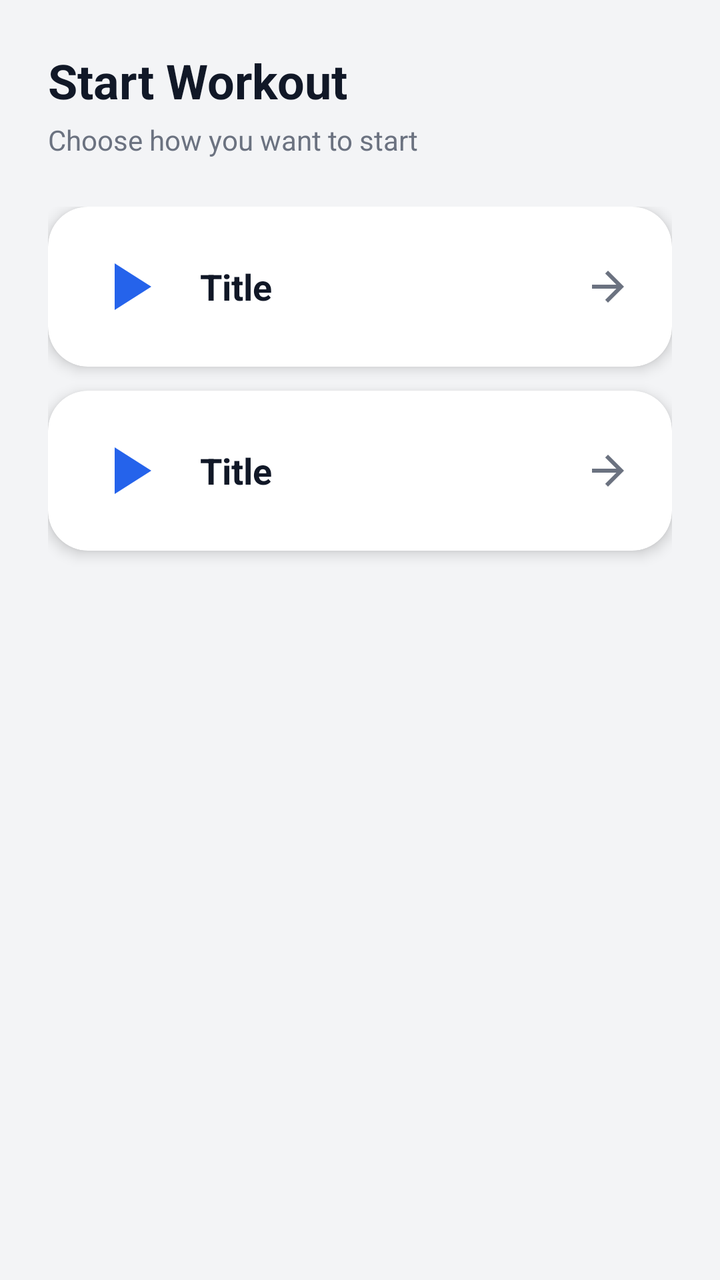
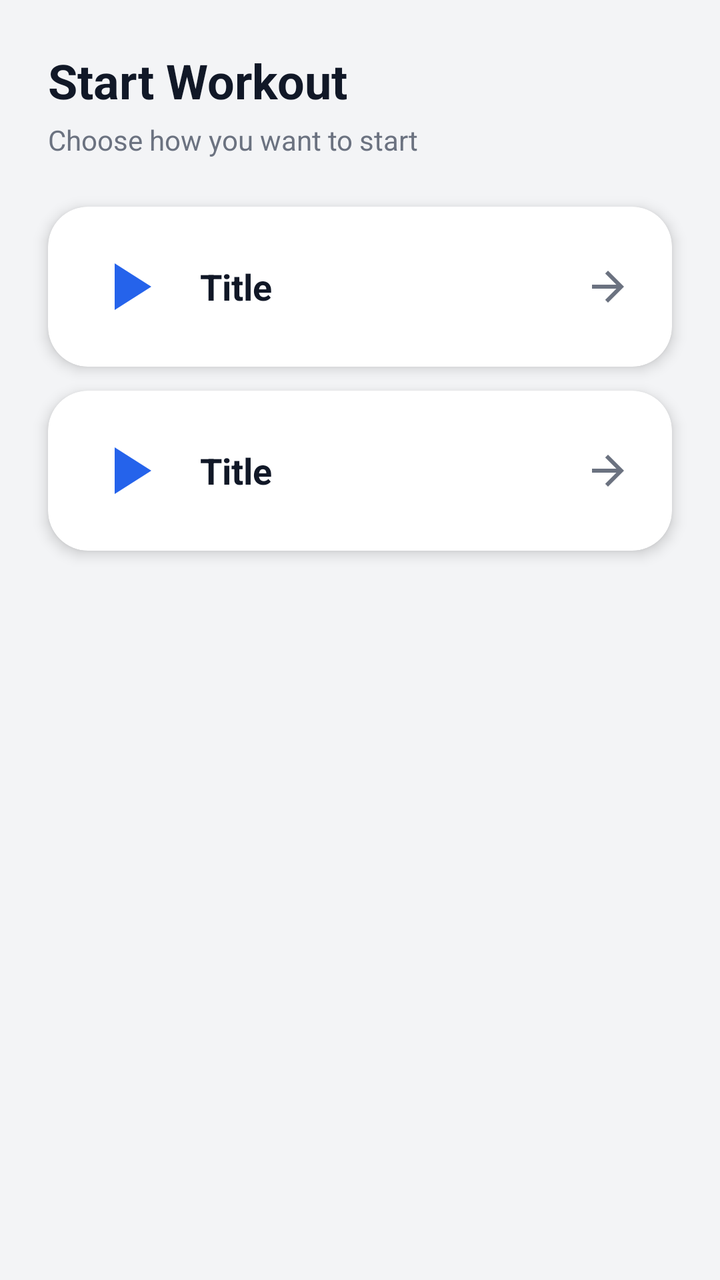

An Android layout rendered at two revisions. The XML below is the earlier revision; the diff shows what the commit changed to produce the second picture.
<!-- AndroidManifest.xml: application theme Theme.Fitness -->
<!-- res/layout/bottom_sheet_select_workout_mode.xml -->
<?xml version="1.0" encoding="utf-8"?>
<androidx.coordinatorlayout.widget.CoordinatorLayout xmlns:android="http://schemas.android.com/apk/res/android"
    xmlns:app="http://schemas.android.com/apk/res-auto"
    android:layout_width="match_parent"
    android:layout_height="wrap_content"
    android:background="@color/fitness_background">

    <LinearLayout
        android:layout_width="match_parent"
        android:layout_height="wrap_content"
        android:orientation="vertical"
        android:padding="24dp"
        android:fitsSystemWindows="false">

        
        <TextView
            android:id="@+id/text_header_title"
            android:layout_width="wrap_content"
            android:layout_height="wrap_content"
            android:text="Start Workout"
            android:textColor="@color/fitness_text_primary"
            android:textSize="24sp"
            android:textStyle="bold" />

        <TextView
            android:id="@+id/text_header_subtitle"
            android:layout_width="wrap_content"
            android:layout_height="wrap_content"
            android:layout_marginTop="4dp"
            android:layout_marginBottom="24dp"
            android:text="Choose how you want to start"
            android:textColor="@color/fitness_text_secondary"
            android:textSize="14sp" />

        
        <LinearLayout
            android:id="@+id/layout_main_tiles"
            android:layout_width="match_parent"
            android:layout_height="wrap_content"
            android:orientation="vertical">

            
            <include
                android:id="@+id/tile_custom"
                layout="@layout/item_workout_mode_tile" />

            
            <include
                android:id="@+id/tile_plan"
                layout="@layout/item_workout_mode_tile" />
        </LinearLayout>

        
        <LinearLayout
            android:id="@+id/layout_plan_list"
            android:layout_width="match_parent"
            android:layout_height="wrap_content"
            android:layout_marginTop="16dp"
            android:orientation="vertical"
            android:visibility="gone">

            
            <androidx.cardview.widget.CardView
                android:id="@+id/card_continue_rotation"
                android:layout_width="match_parent"
                android:layout_height="wrap_content"
                android:layout_marginBottom="16dp"
                android:visibility="gone"
                app:cardBackgroundColor="@color/fitness_primary"
                app:cardCornerRadius="12dp"
                app:cardElevation="4dp">

                <LinearLayout
                    android:layout_width="match_parent"
                    android:layout_height="wrap_content"
                    android:clickable="true"
                    android:focusable="true"
                    android:foreground="?attr/selectableItemBackground"
                    android:orientation="vertical"
                    android:padding="16dp">

                    <TextView
                        android:id="@+id/text_continue_label"
                        android:layout_width="wrap_content"
                        android:layout_height="wrap_content"
                        android:text="Continue Rotation"
                        android:textColor="@color/white"
                        android:textSize="12sp"
                        android:alpha="0.8" />

                    <TextView
                        android:id="@+id/text_continue_plan_set_name"
                        android:layout_width="wrap_content"
                        android:layout_height="wrap_content"
                        android:textColor="@color/white"
                        android:textSize="17sp"
                        android:textStyle="bold" />

                    <TextView
                        android:id="@+id/text_continue_next_plan"
                        android:layout_width="wrap_content"
                        android:layout_height="wrap_content"
                        android:layout_marginTop="2dp"
                        android:textColor="@color/white"
                        android:textSize="13sp"
                        android:alpha="0.85" />
                </LinearLayout>
            </androidx.cardview.widget.CardView>

            
            <TextView
                android:id="@+id/text_plan_list_title"
                android:layout_width="wrap_content"
                android:layout_height="wrap_content"
                android:layout_marginBottom="12dp"
                android:text="Individual Plans"
                android:textColor="@color/fitness_text_primary"
                android:textSize="16sp"
                android:textStyle="bold" />

            <androidx.recyclerview.widget.RecyclerView
                android:id="@+id/recycler_view_plans"
                android:layout_width="match_parent"
                android:layout_height="wrap_content"
                android:nestedScrollingEnabled="false" />

            <TextView
                android:id="@+id/text_empty_plans"
                android:layout_width="wrap_content"
                android:layout_height="wrap_content"
                android:layout_marginTop="16dp"
                android:layout_gravity="center"
                android:text="No plans available. Create one from the Plans screen."
                android:textColor="@color/fitness_text_secondary"
                android:textSize="14sp"
                android:visibility="gone" />

            
            <TextView
                android:id="@+id/text_rotations_title"
                android:layout_width="wrap_content"
                android:layout_height="wrap_content"
                android:layout_marginTop="20dp"
                android:layout_marginBottom="12dp"
                android:text="Plan Rotations"
                android:textColor="@color/fitness_text_primary"
                android:textSize="16sp"
                android:textStyle="bold"
                android:visibility="gone" />

            <androidx.recyclerview.widget.RecyclerView
                android:id="@+id/recycler_view_plan_sets"
                android:layout_width="match_parent"
                android:layout_height="wrap_content"
                android:nestedScrollingEnabled="false"
                android:visibility="gone" />
        </LinearLayout>
    </LinearLayout>
</androidx.coordinatorlayout.widget.CoordinatorLayout>
<!-- res/layout/item_workout_mode_tile.xml (included above) -->
<?xml version="1.0" encoding="utf-8"?>
<androidx.cardview.widget.CardView xmlns:android="http://schemas.android.com/apk/res/android"
    xmlns:app="http://schemas.android.com/apk/res-auto"
    android:layout_width="match_parent"
    android:layout_height="wrap_content"
    android:layout_marginBottom="12dp"
    android:clickable="true"
    android:focusable="true"
    android:foreground="?attr/selectableItemBackground"
    app:cardBackgroundColor="@color/fitness_card_background"
    app:cardCornerRadius="20dp"
    app:cardElevation="4dp">

    <LinearLayout
        android:layout_width="match_parent"
        android:layout_height="wrap_content"
        android:orientation="horizontal"
        android:padding="20dp"
        android:gravity="center_vertical">

        <ImageView
            android:id="@+id/icon_tile"
            android:layout_width="40dp"
            android:layout_height="40dp"
            android:layout_marginEnd="16dp"
            app:tint="@color/fitness_primary"
            app:srcCompat="@drawable/ic_play" />

        <LinearLayout
            android:layout_width="0dp"
            android:layout_height="wrap_content"
            android:layout_weight="1"
            android:orientation="vertical">

            <TextView
                android:id="@+id/text_tile_title"
                android:layout_width="wrap_content"
                android:layout_height="wrap_content"
                android:text="Title"
                android:textColor="@color/fitness_text_primary"
                android:textSize="18sp"
                android:textStyle="bold" />

            <TextView
                android:id="@+id/text_tile_subtitle"
                android:layout_width="wrap_content"
                android:layout_height="wrap_content"
                android:layout_marginTop="4dp"
                android:text="Subtitle"
                android:textColor="@color/fitness_text_secondary"
                android:textSize="14sp"
                android:visibility="gone" />
        </LinearLayout>

        <ImageView
            android:layout_width="24dp"
            android:layout_height="24dp"
            android:src="@drawable/ic_arrow_forward_24"
            app:tint="@color/fitness_text_secondary" />
    </LinearLayout>
</androidx.cardview.widget.CardView>
<!-- resources referenced by this layout -->
<resources>
  <color name="fitness_background">#F3F4F6</color>
  <color name="fitness_card_background">#FFFFFF</color>
  <color name="fitness_primary">#2563EB</color>
  <color name="fitness_text_primary">#111827</color>
  <color name="fitness_text_secondary">#6B7280</color>
  <color name="white">#FFFFFFFF</color>
  <!-- drawable ic_arrow_forward_24 (drawable) -->
  <vector xmlns:android="http://schemas.android.com/apk/res/android"
      android:width="24dp"
      android:height="24dp"
      android:viewportWidth="24.0"
      android:viewportHeight="24.0"
      android:tint="?attr/colorControlNormal">
    <path
        android:fillColor="@android:color/white"
        android:pathData="M12,4l-1.41,1.41L16.17,11H4v2h12.17l-5.58,5.59L12,20l8,-8z"/>
  </vector>
  <!-- drawable ic_play (drawable) -->
  <vector xmlns:android="http://schemas.android.com/apk/res/android"
      android:width="24dp"
      android:height="24dp"
      android:viewportWidth="24.0"
      android:viewportHeight="24.0"
      android:tint="?attr/colorControlNormal">
      <path
          android:fillColor="@android:color/white"
          android:pathData="M8,5v14l11,-7z" />
  </vector>
  <color name="fitness_primary_dark">#1E40AF</color>
  <color name="fitness_accent">#F59E0B</color>
  <style name="ThemeOverlay.Fitness.MaterialAlertDialog" parent="ThemeOverlay.MaterialComponents.MaterialAlertDialog">
          
          <item name="android:windowBackground">@android:color/transparent</item>
          
          
          <item name="android:background">@drawable/bg_dialog_rounded</item>
          
          
          <item name="colorSurface">@color/fitness_card_background</item>
          
          
          <item name="colorPrimary">@color/fitness_primary</item>
          <item name="colorOnPrimary">@color/white</item>
          
          
          <item name="colorOnSurface">@color/fitness_text_primary</item>
          <item name="android:textColorPrimary">@color/fitness_text_primary</item>
          <item name="android:textColorSecondary">@color/fitness_text_secondary</item>
          
          
          <item name="materialAlertDialogTitleTextStyle">@style/MaterialAlertDialog.Fitness.Title</item>
          <item name="materialAlertDialogBodyTextStyle">@style/MaterialAlertDialog.Fitness.Body</item>
          <item name="buttonBarButtonStyle">@style/MaterialAlertDialog.Fitness.Button</item>
      </style>
  <!-- drawable bg_dialog_rounded (drawable) -->
  <?xml version="1.0" encoding="utf-8"?>
  <shape xmlns:android="http://schemas.android.com/apk/res/android"
      android:shape="rectangle">
      <solid android:color="@color/fitness_card_background" />
      <corners android:radius="24dp" />
  </shape>
  <style name="MaterialAlertDialog.Fitness.Title" parent="MaterialAlertDialog.MaterialComponents.Title.Text">
          <item name="android:textColor">@color/fitness_text_primary</item>
          <item name="android:textSize">20sp</item>
          <item name="android:textStyle">bold</item>
      </style>
  <style name="MaterialAlertDialog.Fitness.Body" parent="MaterialAlertDialog.MaterialComponents.Body.Text">
          <item name="android:textColor">@color/fitness_text_primary</item>
          <item name="android:textSize">15sp</item>
      </style>
  <style name="MaterialAlertDialog.Fitness.Button" parent="Widget.MaterialComponents.Button.TextButton.Dialog">
          <item name="android:textColor">@color/fitness_primary</item>
          <item name="android:textSize">15sp</item>
          <item name="android:textStyle">bold</item>
      </style>
  <!-- unchanged entries left out for length: 1 -->
</resources>

<!-- the commit's change to res/layout/bottom_sheet_select_workout_mode.xml (unified diff, before → after) -->
@@ -3,14 +3,17 @@
     xmlns:app="http://schemas.android.com/apk/res-auto"
     android:layout_width="match_parent"
     android:layout_height="wrap_content"
-    android:background="@color/fitness_background">
+    android:background="@color/fitness_background"
+    android:clipChildren="false">
 
     <LinearLayout
         android:layout_width="match_parent"
         android:layout_height="wrap_content"
         android:orientation="vertical"
         android:padding="24dp"
-        android:fitsSystemWindows="false">
+        android:fitsSystemWindows="false"
+        android:clipChildren="false"
+        android:clipToPadding="false">
 
         
         <TextView
@@ -37,7 +40,9 @@
             android:id="@+id/layout_main_tiles"
             android:layout_width="match_parent"
             android:layout_height="wrap_content"
-            android:orientation="vertical">
+            android:orientation="vertical"
+            android:clipChildren="false"
+            android:clipToPadding="false">
 
             
             <include
@@ -57,7 +62,9 @@
             android:layout_height="wrap_content"
             android:layout_marginTop="16dp"
             android:orientation="vertical"
-            android:visibility="gone">
+            android:visibility="gone"
+            android:clipChildren="false"
+            android:clipToPadding="false">
 
             
             <androidx.cardview.widget.CardView
@@ -122,7 +129,10 @@
                 android:id="@+id/recycler_view_plans"
                 android:layout_width="match_parent"
                 android:layout_height="wrap_content"
-                android:nestedScrollingEnabled="false" />
+                android:nestedScrollingEnabled="false"
+                android:clipChildren="false"
+                android:clipToPadding="false"
+                android:paddingTop="4dp" />
 
             <TextView
                 android:id="@+id/text_empty_plans"
@@ -153,7 +163,10 @@
                 android:layout_width="match_parent"
                 android:layout_height="wrap_content"
                 android:nestedScrollingEnabled="false"
-                android:visibility="gone" />
+                android:visibility="gone"
+                android:clipChildren="false"
+                android:clipToPadding="false"
+                android:paddingTop="4dp" />
         </LinearLayout>
     </LinearLayout>
 </androidx.coordinatorlayout.widget.CoordinatorLayout>
